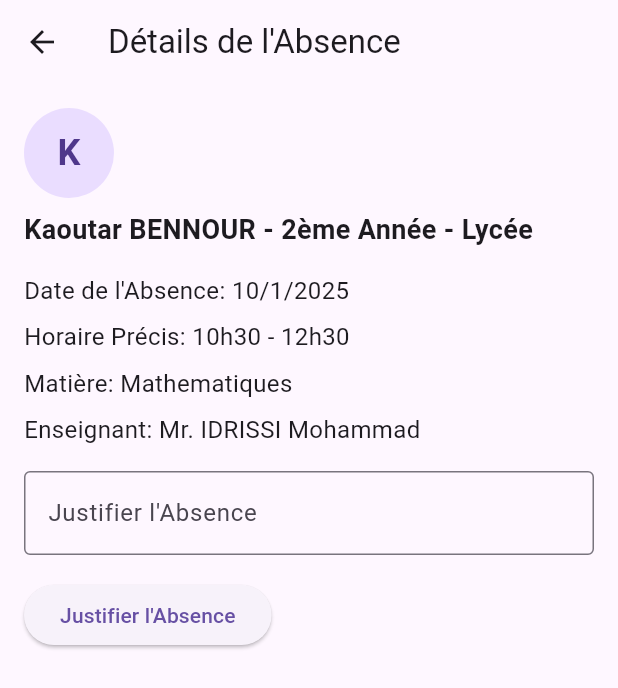
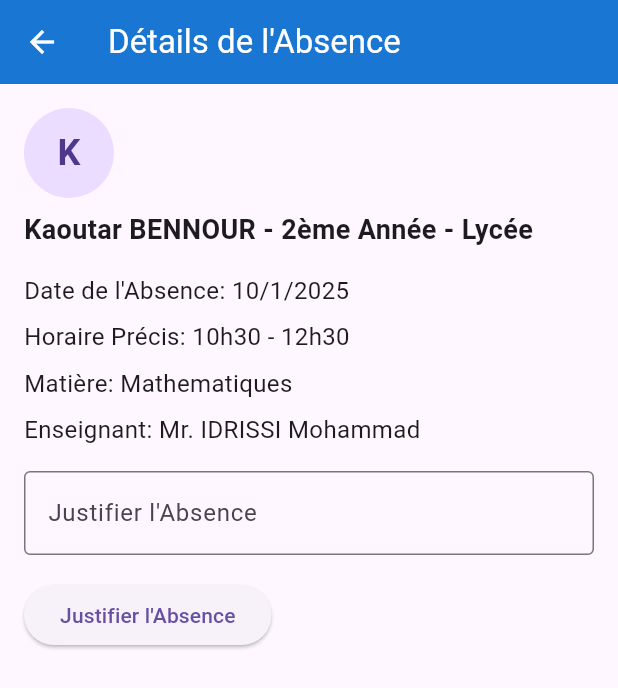
Before and after one commit to ElhaddajAya/uxdesign-project-notification-feature, a Flutter app: the DetailsPage screen opened directly, on a phone screen of 412 x 824 dp. Shown: the top 688 px of the screen. Run offline on Flutter 3.47's test engine with Material 3 defaults, Android fonts, the phone set to English and light mode, and no system bars; our stand-ins replace flutter_local_notifications.

Commit message:
Details Page 1st try

```diff
--- a/lib/details_page.dart
+++ b/lib/details_page.dart
@@ -21,6 +21,8 @@ class _DetailsPageState extends State<DetailsPage> {
     return Scaffold(
       appBar: AppBar(
         title: Text("Détails de l'Absence"),
+        backgroundColor: Colors.blue[700],
+        foregroundColor: Colors.white,
       ),
       body: Padding(
         padding: EdgeInsets.all(16.0),
```
